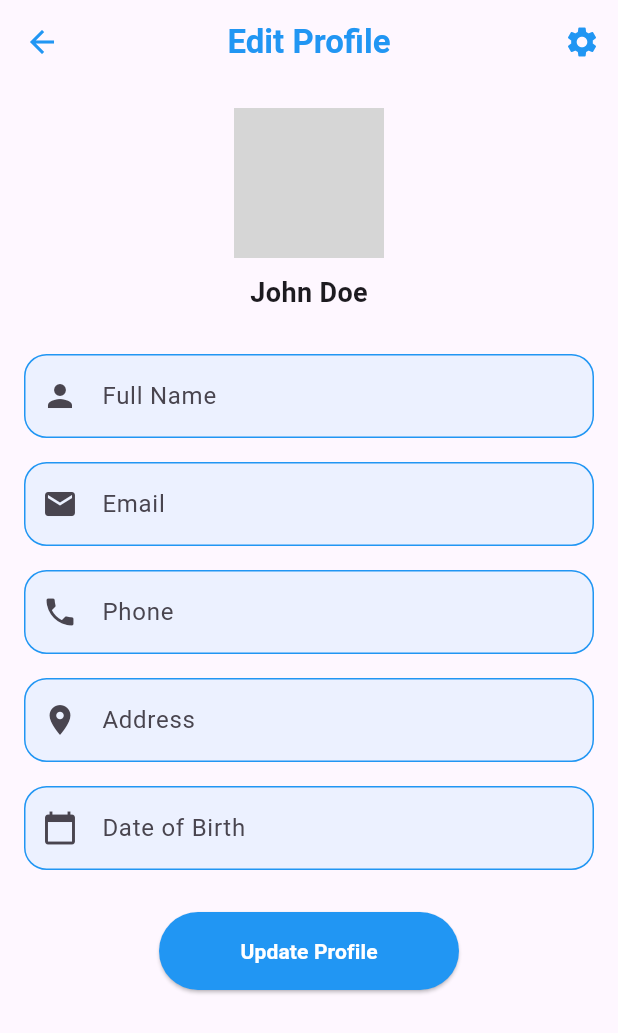
After one commit to MohamedAYasin/Health-Track_AI, a Flutter app: the EditProfilePage screen opened directly, on a phone screen of 412 x 824 dp. The commit adds this screen. Shown: the top 1033 px of the screen. Run offline on Flutter 3.47's test engine with Material 3 defaults, Android fonts, the phone set to English and light mode, and no system bars; our stand-ins replace chat_bubbles, font_awesome_flutter, google_nav_bar; network calls fail; grey boxes are pictures that could not be loaded.

Commit message:
edit_profile

```diff
--- /dev/null
+++ b/lib/pages/edit_profile_page.dart
@@ -0,0 +1,159 @@
+import 'package:flutter/material.dart';
+import 'profile_page.dart';
+
+class EditProfilePage extends StatelessWidget {
+  const EditProfilePage({super.key});
+
+  @override
+  Widget build(BuildContext context) {
+    return Scaffold(
+      appBar: AppBar(
+        elevation: 0,
+        backgroundColor: Colors.transparent,
+        foregroundColor: Colors.blue,
+        leading: IconButton(
+          icon: const Icon(Icons.arrow_back),
+          onPressed: () {
+            Navigator.pop(context);
+          },
+        ),
+        title: const Text(
+          'Edit Profile',
+          style: TextStyle(fontWeight: FontWeight.bold),
+        ),
+        centerTitle: true,
+        actions: [
+          IconButton(
+            icon: const Icon(Icons.settings, color: Colors.blue),
+            onPressed: () {
+              // We will add some functionalities later for settings
+            },
+          ),
+        ],
+      ),
+      body: SingleChildScrollView(
+        padding: const EdgeInsets.all(16.0),
+        child: Column(
+          crossAxisAlignment: CrossAxisAlignment.start,
+          children: [
+            const Center(
+              child: CircleAvatar(
+                radius: 50,
+                backgroundImage: NetworkImage(
+                  'https://images.unsplash.com/photo-1554151228-14d9def656e4?ixlib=rb-4.0.3&ixid=MnwxMjA3fDB8MHxwaG90by1wYWdlfHx8fGVufDB8fHx8&auto=format&fit=crop&w=386&q=80',
+                ),
+              ),
+            ),
+            const SizedBox(height: 10),
+            const Center(
+              child: Text(
+                'John Doe',
+                style: TextStyle(
+                  fontSize: 18,
+                  fontWeight: FontWeight.bold,
+                ),
+              ),
+            ),
+            const SizedBox(height: 20),
+            _buildFormField('Full Name', Icons.person),
+            _buildFormField('Email', Icons.email),
+            _buildFormField('Phone', Icons.phone),
+            _buildFormField('Address', Icons.location_on), // I just casually added this even though it is not on the figma design
+            _buildDateField(context, 'Date of Birth', Icons.calendar_today),
+            const SizedBox(height: 20),
+            Center(
+              child: SizedBox(
+                width: 200,
+                child: ElevatedButton(
+                  onPressed: () {
+                    Navigator.push(
+                      context,
+                      MaterialPageRoute(
+                        builder: (context) => const ProfilePage(),
+                      ),
+                    );
+                  },
+                  style: ButtonStyle(
+                    backgroundColor: WidgetStateProperty.resolveWith((states) => Colors.blue),
+                    shape: WidgetStateProperty.resolveWith((states) => RoundedRectangleBorder(
+                      borderRadius: BorderRadius.circular(30),
+                    )),
+                  ),
+                  child: const Padding(
+                    padding: EdgeInsets.all(16.0),
+                    child: Text(
+                      'Update Profile',
+                      style: TextStyle(
+                        color: Colors.white,
+                        fontWeight: FontWeight.bold,
+                      ),
+                    ),
+                  ),
+                ),
+              ),
+            ),
+          ],
+        ),
+      ),
+    );
+  }
+
+  Widget _buildFormField(String label, IconData icon) {
+    return Padding(
+      padding: const EdgeInsets.symmetric(vertical: 8),
+      child: TextFormField(
+        decoration: InputDecoration(
+          labelText: label,
+          hintText: 'Enter $label',
+          filled: true,
+          fillColor: const Color(0xFFECF1FF),
+          enabledBorder: OutlineInputBorder(
+            borderSide: const BorderSide(color: Colors.blue),
+            borderRadius: BorderRadius.circular(15),
+          ),
+          focusedBorder: OutlineInputBorder(
+            borderSide: const BorderSide(color: Colors.blue, width: 2),
+            borderRadius: BorderRadius.circular(15),
+          ),
+          prefixIcon: Icon(icon),
+        ),
+      ),
+    );
+  }
+
+  Widget _buildDateField(BuildContext context, String label, IconData icon) {
+    return Padding(
+      padding: const EdgeInsets.symmetric(vertical: 8),
+      child: TextFormField(
+        decoration: InputDecoration(
+          labelText: label,
+          hintText: 'Select $label',
+          filled: true,
+          fillColor: const Color(0xFFECF1FF),
+          enabledBorder: OutlineInputBorder(
+            borderSide: const BorderSide(color: Colors.blue),
+            borderRadius: BorderRadius.circular(15),
+          ),
+          focusedBorder: OutlineInputBorder(
+            borderSide: const BorderSide(color: Colors.blue, width: 2),
+            borderRadius: BorderRadius.circular(15),
+          ),
+          prefixIcon: Icon(icon),
+        ),
+        readOnly: true,
+        onTap: () async {
+          DateTime? pickedDate = await showDatePicker(
+            context: context,
+            initialDate: DateTime.now(),
+            firstDate: DateTime(1900),
+            lastDate: DateTime(2101),
+          );
+          if (pickedDate != null) {
+            final formattedDate = "${pickedDate.day}/${pickedDate.month}/${pickedDate.year}";
+            // We will use a state management solution to set the date
+          }
+        },
+      ),
+    );
+  }
+}
--- a/lib/pages/profile_page.dart
+++ b/lib/pages/profile_page.dart
@@ -1,8 +1,9 @@
 import 'package:flutter/cupertino.dart';
 import 'package:flutter/material.dart';
+import 'edit_profile_page.dart';
 
 class ProfilePage extends StatelessWidget {
-  const ProfilePage({super.key});
+  const ProfilePage({Key? key});
 
   @override
   Widget build(BuildContext context) {
@@ -47,7 +48,7 @@ class ProfilePage extends StatelessWidget {
           const SizedBox(height: 35),
           ...List.generate(
             customListTiles.length,
-            (index) {
+                (index) {
               final tile = customListTiles[index];
               return Padding(
                 padding: const EdgeInsets.only(bottom: 5),
@@ -68,6 +69,21 @@ class ProfilePage extends StatelessWidget {
                     ),
                     title: Text(tile.title),
                     trailing: const Icon(Icons.chevron_right),
+                    onTap: () {
+                      // Navigate to corresponding screen based on tile
+                      if (tile.title == 'Profile') {
+                        Navigator.push(
+                          context,
+                          MaterialPageRoute(
+                            builder: (context) => EditProfilePage(),
+                          ),
+                        );
+                      } else if (tile.title == 'Logout') {
+                        // Implement logout functionality
+                      } else {
+                        // Handle other tiles accordingly
+                      }
+                    },
                   ),
                 ),
               );
```
